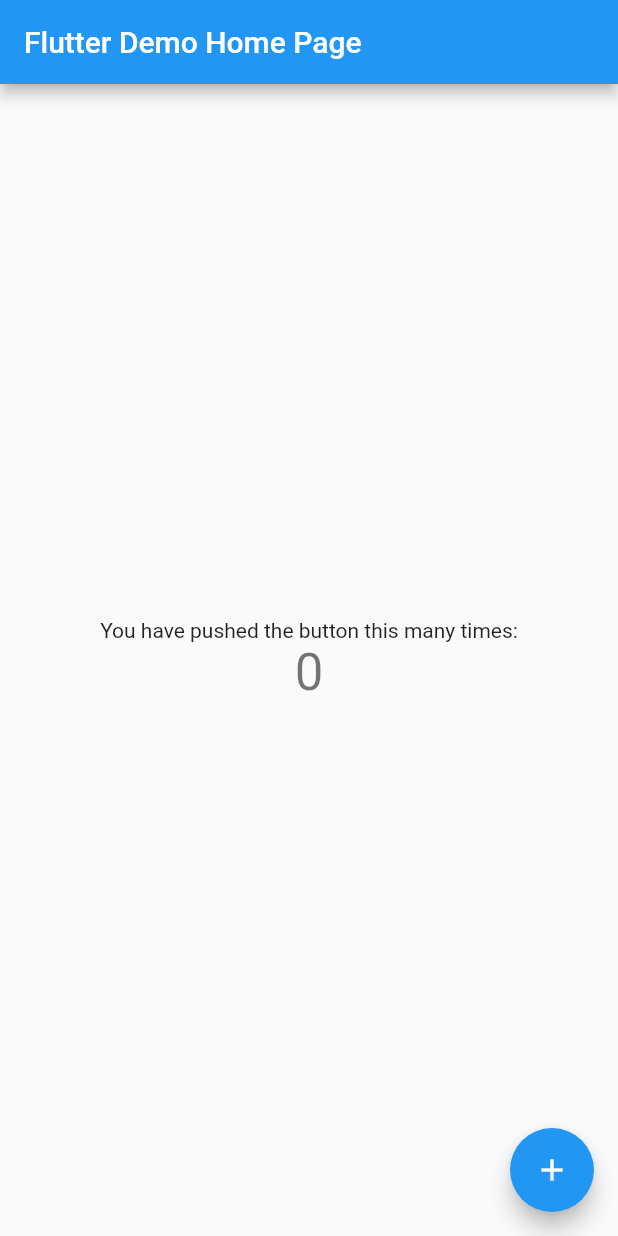
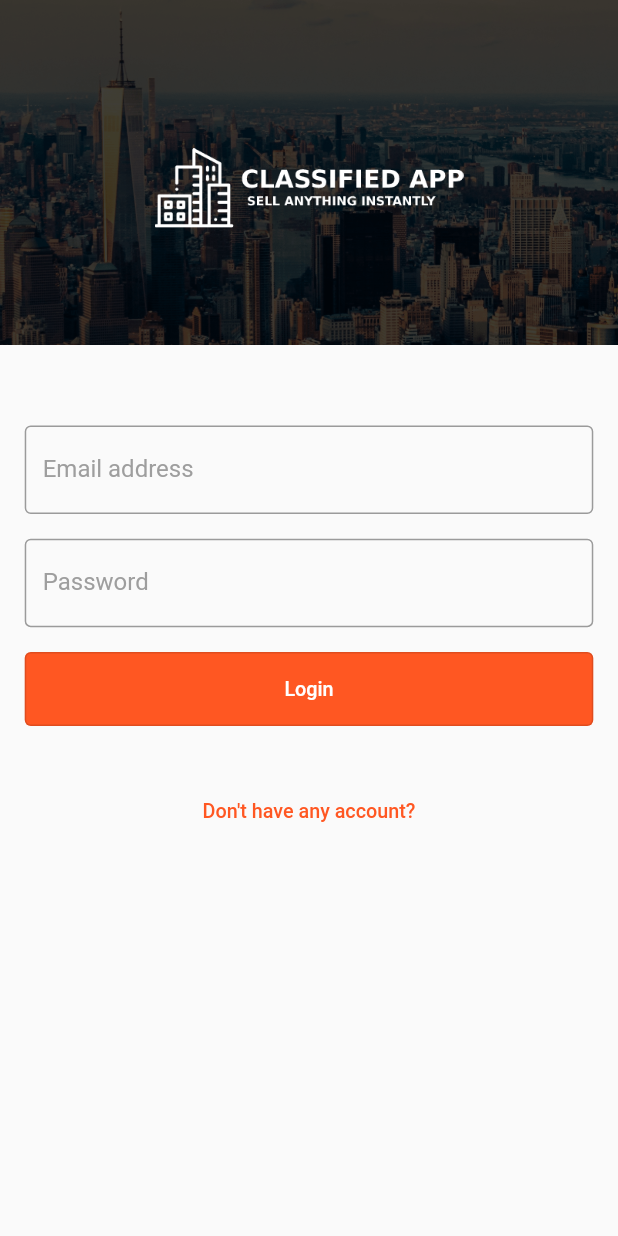
Before and after one commit to DiddierKQ/classified_app, a Flutter app: the screen it shows after launch, on a phone screen of 412 x 824 dp. Run offline on Flutter 3.47's test engine with Material 2 defaults, Android fonts, the phone set to English and light mode, and no system bars.

Commit message:
Login screen created

```diff
--- a/lib/main.dart
+++ b/lib/main.dart
@@ -1,3 +1,4 @@
+import 'package:classified_app/screens/users/login_screen.dart';
 import 'package:flutter/material.dart';
 
 void main() {
@@ -7,97 +8,15 @@ void main() {
 class MyApp extends StatelessWidget {
   const MyApp({Key? key}) : super(key: key);
 
-  // This widget is the root of your application.
+  static const String _title = "Classified app";
+
   @override
   Widget build(BuildContext context) {
-    return const MaterialApp(
-      title: 'Flutter Demo',
-      home: MyHomePage(title: 'Flutter Demo Home Page'),
+    return MaterialApp(
+      debugShowCheckedModeBanner: false,
+      title: _title,
+      themeMode: ThemeMode.system,
+      home: LoginScreen(),
     );
   }
 }
-
-class MyHomePage extends StatefulWidget {
-  const MyHomePage({Key? key, required this.title}) : super(key: key);
-
-  // This widget is the home page of your application. It is stateful, meaning
-  // that it has a State object (defined below) that contains fields that affect
-  // how it looks.
-
-  // This class is the configuration for the state. It holds the values (in this
-  // case the title) provided by the parent (in this case the App widget) and
-  // used by the build method of the State. Fields in a Widget subclass are
-  // always marked "final".
-
-  final String title;
-
-  @override
-  State<MyHomePage> createState() => _MyHomePageState();
-}
-
-class _MyHomePageState extends State<MyHomePage> {
-  int _counter = 0;
-
-  void _incrementCounter() {
-    setState(() {
-      // This call to setState tells the Flutter framework that something has
-      // changed in this State, which causes it to rerun the build method below
-      // so that the display can reflect the updated values. If we changed
-      // _counter without calling setState(), then the build method would not be
-      // called again, and so nothing would appear to happen.
-      _counter++;
-    });
-  }
-
-  @override
-  Widget build(BuildContext context) {
-    // This method is rerun every time setState is called, for instance as done
-    // by the _incrementCounter method above.
-    //
-    // The Flutter framework has been optimized to make rerunning build methods
-    // fast, so that you can just rebuild anything that needs updating rather
-    // than having to individually change instances of widgets.
-    return Scaffold(
-      appBar: AppBar(
-        // Here we take the value from the MyHomePage object that was created by
-        // the App.build method, and use it to set our appbar title.
-        title: Text(widget.title),
-      ),
-      body: Center(
-        // Center is a layout widget. It takes a single child and positions it
-        // in the middle of the parent.
-        child: Column(
-          // Column is also a layout widget. It takes a list of children and
-          // arranges them vertically. By default, it sizes itself to fit its
-          // children horizontally, and tries to be as tall as its parent.
-          //
-          // Invoke "debug painting" (press "p" in the console, choose the
-          // "Toggle Debug Paint" action from the Flutter Inspector in Android
-          // Studio, or the "Toggle Debug Paint" command in Visual Studio Code)
-          // to see the wireframe for each widget.
-          //
-          // Column has various properties to control how it sizes itself and
-          // how it positions its children. Here we use mainAxisAlignment to
-          // center the children vertically; the main axis here is the vertical
-          // axis because Columns are vertical (the cross axis would be
-          // horizontal).
-          mainAxisAlignment: MainAxisAlignment.center,
-          children: <Widget>[
-            const Text(
-              'You have pushed the button this many times:',
-            ),
-            Text(
-              '$_counter',
-              style: Theme.of(context).textTheme.headline4,
-            ),
-          ],
-        ),
-      ),
-      floatingActionButton: FloatingActionButton(
-        onPressed: _incrementCounter,
-        tooltip: 'Increment',
-        child: const Icon(Icons.add),
-      ), // This trailing comma makes auto-formatting nicer for build methods.
-    );
-  }
-}
--- a/lib/screens/users/login_screen.dart
+++ b/lib/screens/users/login_screen.dart
@@ -0,0 +1,169 @@
+import 'package:classified_app/utils/colors_utils.dart';
+import 'package:classified_app/utils/size_utils.dart';
+import 'package:flutter/material.dart';
+
+class LoginScreen extends StatefulWidget {
+  const LoginScreen({Key? key}) : super(key: key);
+
+  @override
+  _LoginScreenState createState() => _LoginScreenState();
+}
+
+class _LoginScreenState extends State<LoginScreen> {
+  // Textfield values
+  final TextEditingController _emailCtrl = TextEditingController();
+  final TextEditingController _passwordCtrl = TextEditingController();
+
+  @override
+  Widget build(BuildContext context) {
+    // Initialice the Sizeconfig with the context
+    SizeConfig(context);
+
+    return Scaffold(
+      backgroundColor: CustomColors.scaffoldBackgroundColor,
+      body: SafeArea(
+        child: GestureDetector(
+          onTap: () {
+            FocusScope.of(context).requestFocus(
+              FocusNode(),
+            ); // Function to hide the keyboard once you clic outside the textfield
+          },
+          child: SingleChildScrollView(
+            child: Column(
+              children: [
+                Stack(
+                  children: [
+                    Image.asset(
+                      "assets/background.png",
+                      width: SizeConfig.screenWidth,
+                      fit: BoxFit.cover,
+                    ),
+                    Container(
+                      alignment: Alignment.center,
+                      padding: EdgeInsets.only(
+                        top: SizeConfig.screenHeight * 0.12,
+                        bottom: SizeConfig.screenHeight * 0.12,
+                      ),
+                      child: Image.asset(
+                        "assets/logo.png",
+                        width: SizeConfig.screenWidth * 0.50,
+                      ),
+                    ),
+                  ],
+                ),
+                SizedBox(
+                  height: SizeConfig.screenHeight * 0.04,
+                ),
+                emailTextField(),
+                SizedBox(
+                  height: SizeConfig.screenHeight * 0.02,
+                ),
+                passwordTextField(),
+                SizedBox(
+                  height: SizeConfig.screenHeight * 0.02,
+                ),
+                Container(
+                  padding: EdgeInsets.only(
+                    left: SizeConfig.screenWidth * 0.04,
+                    right: SizeConfig.screenWidth * 0.04,
+                  ),
+                  child: OutlinedButton(
+                    style: OutlinedButton.styleFrom(
+                      backgroundColor: CustomColors.buttonColor,
+                      minimumSize: Size(
+                        SizeConfig.screenWidth,
+                        SizeConfig.screenHeight * 0.06,
+                      ),
+                    ),
+                    onPressed: () {},
+                    child: Text(
+                      'Login',
+                      style: TextStyle(
+                        color: Colors.white,
+                        fontSize: getProportionateScreenWidth(12),
+                      ),
+                    ),
+                  ),
+                ),
+                SizedBox(
+                  height: SizeConfig.screenHeight * 0.04,
+                ),
+                signUpText(),
+              ],
+            ),
+          ),
+        ),
+      ),
+    );
+  }
+
+  // Create the email TextField
+  Container emailTextField() {
+    return Container(
+      padding: EdgeInsets.only(
+        left: SizeConfig.screenWidth * 0.04,
+        right: SizeConfig.screenWidth * 0.04,
+      ),
+      child: TextField(
+        controller: _emailCtrl,
+        keyboardType: TextInputType.emailAddress,
+        cursorColor: CustomColors.greyColor,
+        decoration: const InputDecoration(
+          border: OutlineInputBorder(),
+          focusedBorder: OutlineInputBorder(
+            borderSide: BorderSide(color: CustomColors.greyColor),
+          ),
+          labelText: "Email address",
+          labelStyle: TextStyle(
+            //fontSize: 20,
+            color: CustomColors.greyColor,
+          ),
+        ),
+      ),
+    );
+  }
+
+  // Create the password TextField
+  Container passwordTextField() {
+    return Container(
+      padding: EdgeInsets.only(
+        left: SizeConfig.screenWidth * 0.04,
+        right: SizeConfig.screenWidth * 0.04,
+      ),
+      child: TextField(
+        controller: _passwordCtrl,
+        keyboardType: TextInputType.text,
+        cursorColor: CustomColors.greyColor,
+        obscureText: true,
+        decoration: const InputDecoration(
+          border: OutlineInputBorder(),
+          focusedBorder: OutlineInputBorder(
+            borderSide: BorderSide(color: CustomColors.greyColor),
+          ),
+          labelText: "Password",
+          labelStyle: TextStyle(
+            //fontSize: 20,
+            color: CustomColors.greyColor,
+          ),
+        ),
+      ),
+    );
+  }
+
+  // Create the sign up text
+  Container signUpText() {
+    return Container(
+      alignment: Alignment.center,
+      child: TextButton(
+        child: Text(
+          "Don't have any account?",
+          style: TextStyle(
+            fontSize: getProportionateScreenWidth(12),
+            color: CustomColors.buttonColor,
+          ),
+        ),
+        onPressed: () {},
+      ),
+    );
+  }
+}
--- a/lib/utils/colors_utils.dart
+++ b/lib/utils/colors_utils.dart
@@ -0,0 +1,11 @@
+import 'package:flutter/material.dart';
+
+class CustomColors {
+  static const scaffoldBackgroundColor = Color(0xFFFAFAFA);
+  static const mainColor = Colors.black;
+  static const buttonColor = Colors.deepOrange;
+  static const priceColor = Colors.orange;
+  static const whiteColor = Colors.white;
+  static const greyColor = Colors.grey;
+
+}
--- /dev/null
+++ b/lib/utils/size_utils.dart
@@ -0,0 +1,30 @@
+import 'package:flutter/material.dart';
+
+class SizeConfig {
+
+  static late MediaQueryData _mediaQueryData;
+  static late double screenWidth;
+  static late double screenHeight;
+  static Orientation? orientation;
+
+  SizeConfig(BuildContext context) {
+    _mediaQueryData = MediaQuery.of(context);
+    screenWidth = _mediaQueryData.size.width;
+    screenHeight = _mediaQueryData.size.height;
+    orientation = _mediaQueryData.orientation;
+  }
+}
+
+// Get the proportionate height as per screen size
+double getProportionateScreenHeight(double inputHeight) {
+  double screenHeight = SizeConfig.screenHeight;
+  // 812 is the layout height that designer use
+  return (inputHeight / 812.0) * screenHeight;
+}
+
+// Get the proportionate width as per screen size
+double getProportionateScreenWidth(double inputWidth) {
+  double screenWidth = SizeConfig.screenWidth;
+  // 375 is the layout width that designer use
+  return (inputWidth / 375.0) * screenWidth;
+}
--- a/pubspec.yaml
+++ b/pubspec.yaml
@@ -58,8 +58,8 @@ flutter:
   uses-material-design: true
 
   # To add assets to your application, add an assets section, like this:
-  # assets:
-  #   - images/a_dot_burr.jpeg
+  assets:
+    - assets/
   #   - images/a_dot_ham.jpeg
 
   # An image asset can refer to one or more resolution-specific "variants", see
```
Also changed, not shown: assets/background.png (added), assets/logo.png (added).
